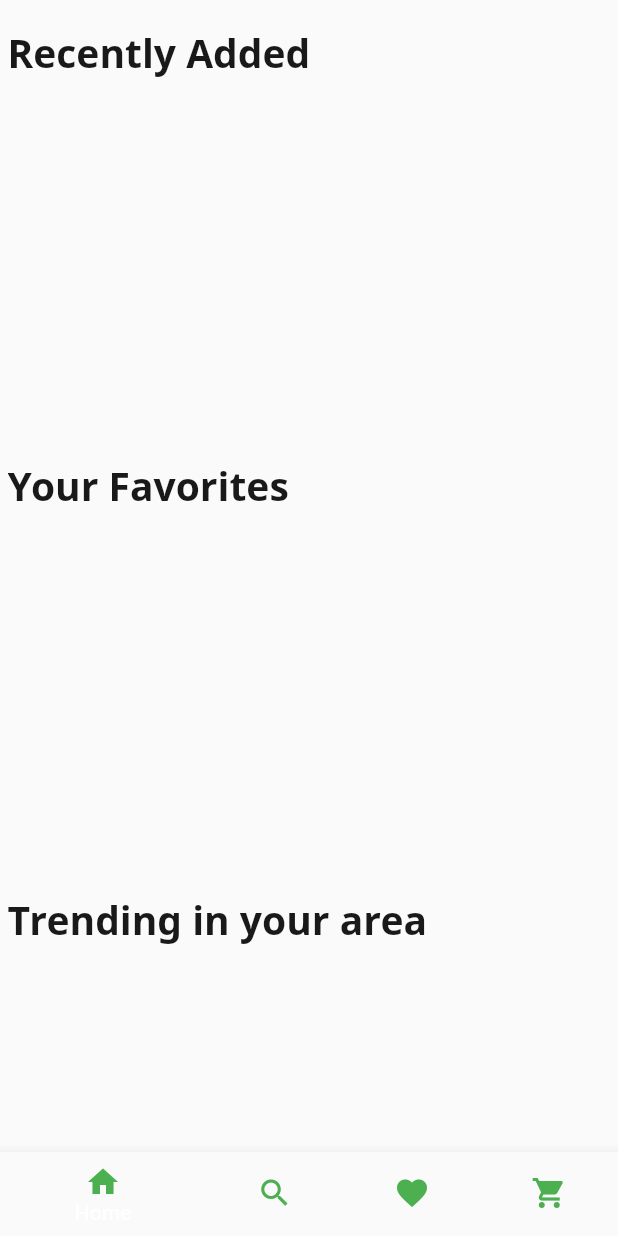
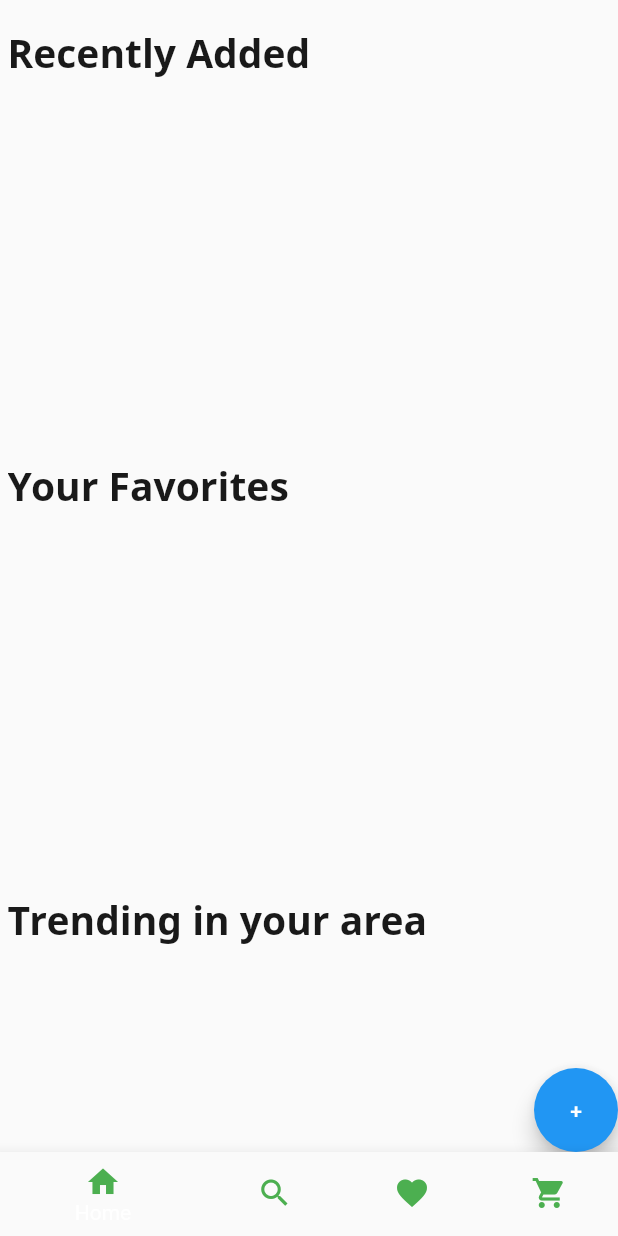
Before and after one commit to projginflutter/recipeapp, a Flutter app: the screen it shows after launch, on a phone screen of 412 x 824 dp. Run offline on Flutter 3.47's test engine with Material 2 defaults, Android fonts, the phone set to English and light mode, and no system bars; our stand-ins replace cloud_firestore; accounts and stored records are empty; generated files the repository leaves out were written again.

Commit message:
minor updates to filenames

```diff
--- a/lib/main.dart
+++ b/lib/main.dart
@@ -7,7 +7,7 @@ import 'package:recipeapp/widgets/viewCart.dart';
 import 'package:provider/provider.dart';
 import 'package:recipeapp/provider_bootstrap.dart';
 import 'package:provider/provider.dart';
-import 'package:recipeapp/viewmodel/Recipes.dart';
+import 'package:recipeapp/viewmodel/recipes.dart';
 import 'package:recipeapp/services/recipe_service.dart';
 
 void main() => runApp(MyAppFactory());
--- a/lib/provider_bootstrap.dart
+++ b/lib/provider_bootstrap.dart
@@ -1,5 +1,5 @@
 import 'package:provider/provider.dart';
-import 'package:recipeapp/viewmodel/Recipes.dart';
+import 'package:recipeapp/viewmodel/recipes.dart';
 import 'package:recipeapp/services/recipe_service.dart';
 
 
--- a/lib/widgets/carousel.dart
+++ b/lib/widgets/carousel.dart
@@ -3,8 +3,8 @@ import 'package:flutter/cupertino.dart';
 import 'package:recipeapp/widgets/recipe_card.dart';
 import 'package:recipeapp/model/recipe.dart';
 import 'package:provider/provider.dart';
-import '../recipeDetail.dart';
-import 'package:recipeapp/viewmodel/Recipes.dart';
+import '../recipedetail.dart';
+import 'package:recipeapp/viewmodel/recipes.dart';
 import 'package:cloud_firestore/cloud_firestore.dart';
 
 class Carousel extends StatefulWidget {
--- a/lib/widgets/home.dart
+++ b/lib/widgets/home.dart
@@ -1,7 +1,7 @@
 import 'package:flutter/material.dart';
 import 'package:flutter/cupertino.dart';
 import 'package:provider/provider.dart';
-import 'package:recipeapp/viewmodel/Recipes.dart';
+import 'package:recipeapp/viewmodel/recipes.dart';
 import '../styles.dart';
 import 'carousel.dart';
 
@@ -46,6 +46,16 @@ class HomePage extends StatelessWidget {
                 _generateCarousals("Trending in your area"),
               ],
             )),
+        Positioned(
+          right: 0,
+          bottom: 0,
+          child: FloatingActionButton(
+              child: Text('+'),
+              onPressed: () {
+                //Provider.of<Recipes>(context).addRecipe();
+              },
+          ),
+        ),
       ],
     );
   }
```
Also changed, not shown: lib/viewmodel/recipes.dart (renamed from lib/viewmodel/Recipes.dart, +34 -33 lines), lib/recipedetail.dart (renamed from lib/recipeDetail.dart).
